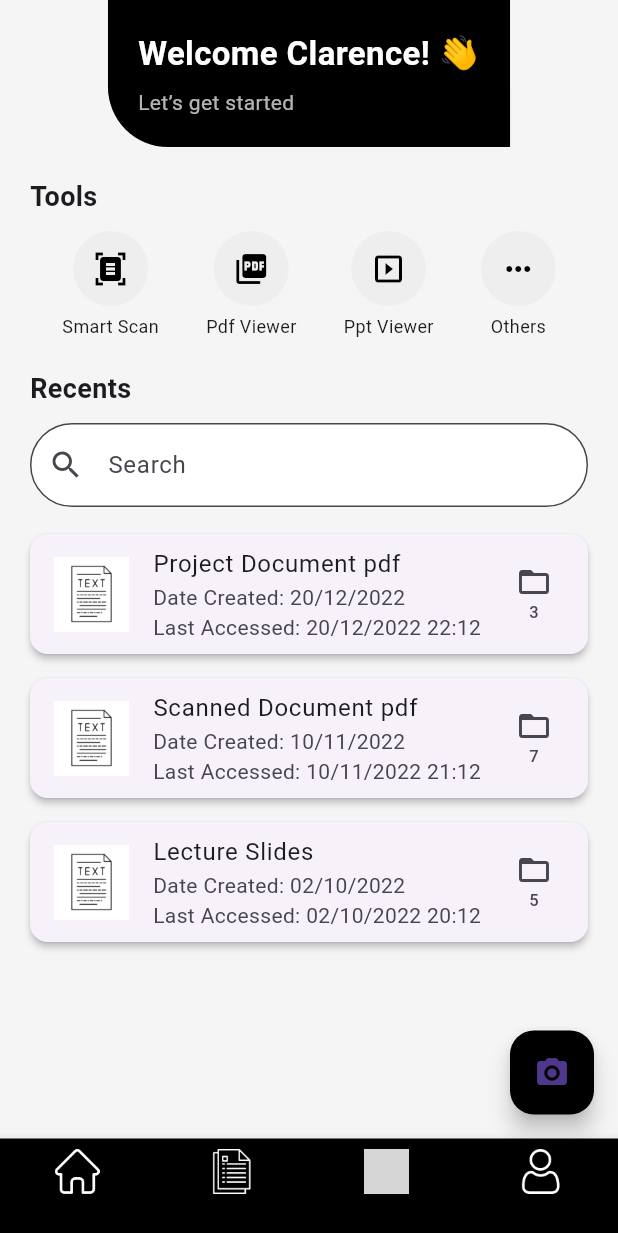
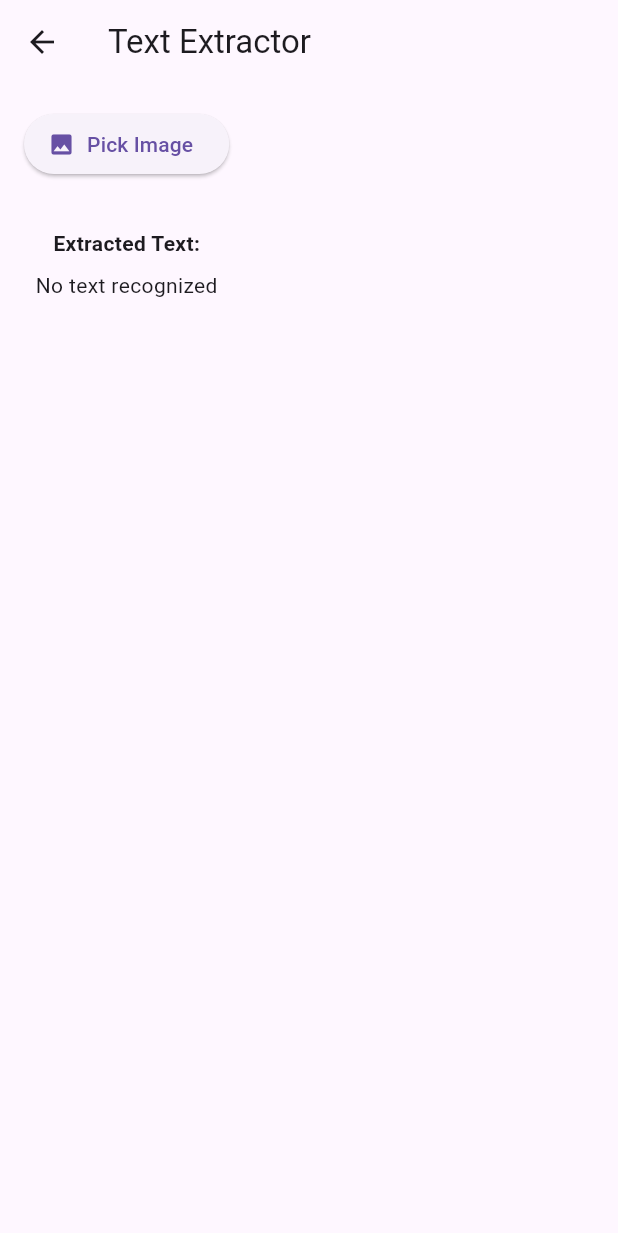
Before and after one commit to ClarenceLaria/instant_extract, a Flutter app: the screen it shows after launch, after a tap on the "camera alt" icon, on a phone screen of 412 x 824 dp. Shown: the top 1233 px of the screen. Run offline on Flutter 3.47's test engine with Material 3 defaults, Android fonts, the phone set to English and light mode, and no system bars; our stand-ins replace image_picker; missing offline and left inert: google_mlkit_text_recognition; grey boxes are pictures that could not be loaded.

Commit message:
OCR Integration

```diff
--- a/lib/screens/dashboard_screen.dart
+++ b/lib/screens/dashboard_screen.dart
@@ -1,4 +1,5 @@
 import 'package:flutter/material.dart';
+import 'package:instant_extract/screens/ocr_screen.dart';
 
 class DashboardScreen extends StatelessWidget {
   const DashboardScreen({super.key});
@@ -52,7 +53,12 @@ class DashboardScreen extends StatelessWidget {
         ),
       ),
       floatingActionButton: FloatingActionButton(
-        onPressed: () {},
+        onPressed: () {
+          Navigator.push(
+            context,
+            MaterialPageRoute(builder: (context) => const OcrScreen()),
+          );
+        },
         backgroundColor: Colors.black,
         child: const Icon(Icons.camera_alt),
       ),
@@ -66,6 +72,7 @@ class DashboardScreen extends StatelessWidget {
         color: Colors.black,
         borderRadius: BorderRadius.only(
           bottomLeft: Radius.circular(40),
+          bottomRight: Radius.circular(40),
         ),
       ),
       child: Column(
@@ -153,13 +160,7 @@ class DashboardScreen extends StatelessWidget {
         leading: Image.asset(doc['image']!, width: 50),
         title: Text(doc['title']!),
         subtitle: Text("Date Created: ${doc['date']}\nLast Accessed: ${doc['accessed']}"),
-        trailing: Column(
-          mainAxisAlignment: MainAxisAlignment.center,
-          children: [
-            const Icon(Icons.folder_open),
-            Text(doc['count']!)
-          ],
-        ),
+        trailing: const Icon(Icons.more_vert),
       ),
     );
   }
--- /dev/null
+++ b/lib/screens/ocr_screen.dart
@@ -0,0 +1,59 @@
+import 'dart:io';
+import 'package:flutter/material.dart';
+import 'package:image_picker/image_picker.dart';
+import 'package:google_mlkit_text_recognition/google_mlkit_text_recognition.dart';
+
+// OCR means Optical Character Recognition, a technology that enables the extraction of text from images or scanned documents. In this example, we will create a simple Flutter application that uses the Google ML Kit to recognize text from an image selected from the gallery.
+class OcrScreen extends StatefulWidget {
+  const OcrScreen({super.key});
+
+  @override
+  State<OcrScreen> createState() => _OcrScreenState();
+}
+
+class _OcrScreenState extends State<OcrScreen> {
+  File? _image;
+  String _recognizedText = 'No text recognized';
+
+  Future<void> _pickImage() async {
+    final pickedFile = await ImagePicker().pickImage(source: ImageSource.gallery);
+
+    if (pickedFile != null) {
+      final inputImage = InputImage.fromFile(File(pickedFile.path));
+      final textRecognizer = TextRecognizer(script: TextRecognitionScript.latin);
+      final RecognizedText recognizedText = await textRecognizer.processImage(inputImage);
+
+      setState(() {
+        _image = File(pickedFile.path);
+        _recognizedText = recognizedText.text;
+      });
+
+      textRecognizer.close();
+    }
+  }
+
+  @override
+  Widget build(BuildContext context) {
+    return Scaffold(
+      appBar: AppBar(title: const Text("Text Extractor")),
+      body: Padding(
+        padding: const EdgeInsets.all(16.0),
+        child: Column(
+          children: [
+            ElevatedButton.icon(
+              icon: const Icon(Icons.image),
+              label: const Text("Pick Image"),
+              onPressed: _pickImage,
+            ),
+            const SizedBox(height: 16),
+            if (_image != null) Image.file(_image!, height: 200),
+            const SizedBox(height: 16),
+            const Text("Extracted Text:", style: TextStyle(fontWeight: FontWeight.bold)),
+            const SizedBox(height: 8),
+            Expanded(child: SingleChildScrollView(child: Text(_recognizedText))),
+          ],
+        ),
+      ),
+    );
+  }
+}
--- a/pubspec.yaml
+++ b/pubspec.yaml
@@ -38,8 +38,10 @@ dependencies:
 dev_dependencies:
   flutter_test:
     sdk: flutter
-  # google_mlkit_text_recognition: ^0.15.0
+  google_mlkit_text_recognition: ^0.15.0
   http: ^1.4.0
+  image_picker: ^1.1.2
+  path_provider: ^2.1.5
 
   # The "flutter_lints" package below contains a set of recommended lints to
   # encourage good coding practices. The lint set provided by the package is
```
Also changed, not shown: pubspec.lock, 7 other files.
